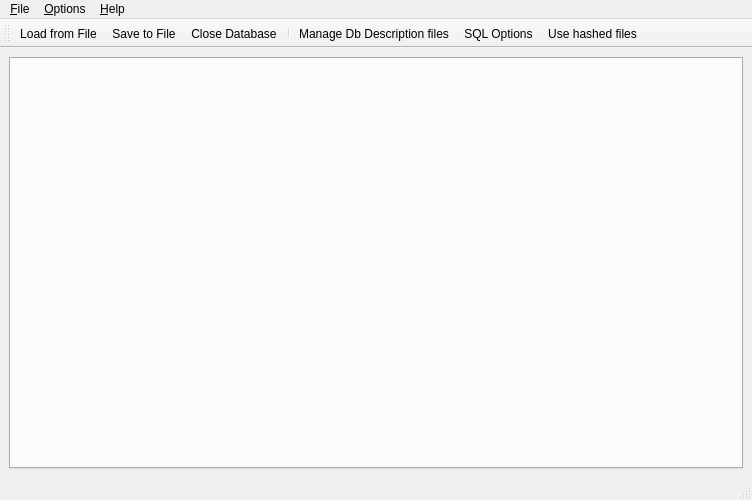
glandu2/RappelzRDBTool, file gui/Maingui.ui: the form before one commit.
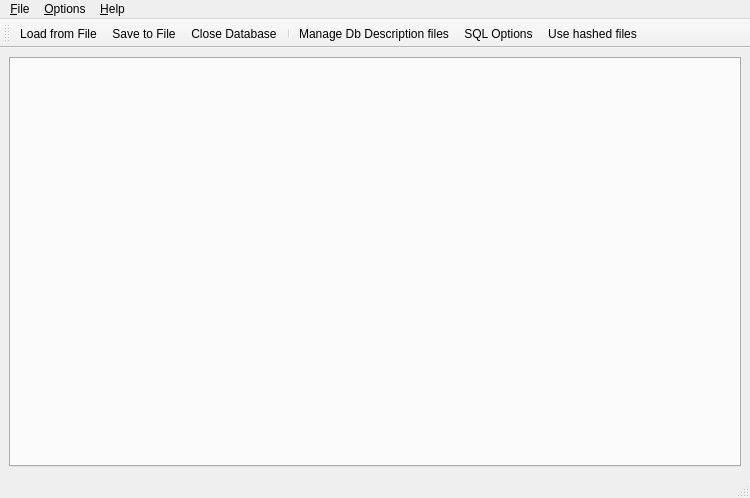
The form after the commit.

Commit message: All translation text has now a description for the translator. Renamed main window title (replace 'by' by '~'). Renamed locale to encoding

Diff of the .ui file:
```diff
--- a/gui/Maingui.ui
+++ b/gui/Maingui.ui
@@ -6,8 +6,8 @@
    <rect>
     <x>0</x>
     <y>0</y>
-    <width>752</width>
-    <height>500</height>
+    <width>750</width>
+    <height>498</height>
    </rect>
   </property>
   <property name="windowTitle">
@@ -32,7 +32,7 @@
     <rect>
      <x>0</x>
      <y>0</y>
-     <width>752</width>
+     <width>750</width>
      <height>21</height>
     </rect>
    </property>
```
Left out of the diff: 106 changed lines with no effect on the pictures. The commit also changes 5 other files.
